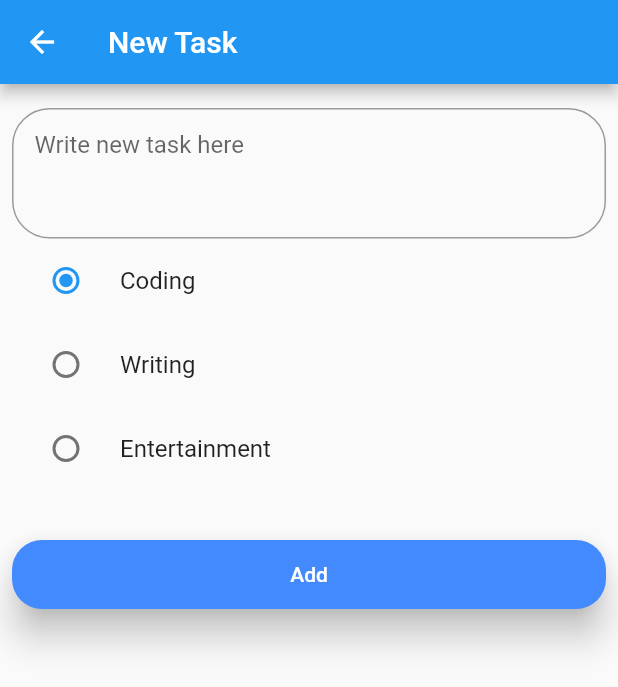
After one commit to nullptru/flutter_todolist, a Flutter app: the screen it shows after launch, after a tap on the "add" icon, on a phone screen of 412 x 824 dp. The commit adds this screen. Shown: the top 687 px of the screen. Run offline on Flutter 3.47's test engine with Material 2 defaults, Android fonts, the phone set to English and light mode, and no system bars.

Commit message:
feat: new task page

```diff
--- a/lib/main.dart
+++ b/lib/main.dart
@@ -1,7 +1,11 @@
+import 'package:base_form/screens/new_task.dart';
 import 'package:base_form/style.dart';
 import 'package:flutter/material.dart';
 
 import 'screens/home.dart';
+
+const HomeRoute = '/';
+const NewTaskRoute = '/new_route';
 
 void main() => runApp(App());
 
@@ -9,8 +13,12 @@ class App extends StatelessWidget {
   @override
   Widget build(BuildContext context) {
     return MaterialApp(
-      home: Home(),
       theme: _theme(),
+      initialRoute: HomeRoute,
+      routes: {
+        HomeRoute: (context) => Home(),
+        NewTaskRoute: (context) => NewTaskPane()
+      },
     );
   }
 }
--- a/lib/screens/home.dart
+++ b/lib/screens/home.dart
@@ -1,4 +1,5 @@
 
+import 'package:base_form/main.dart';
 import 'package:base_form/screens/task_list.dart';
 import 'package:flutter/material.dart';
 
@@ -10,7 +11,9 @@ class Home extends StatelessWidget {
       body: TaskList(),
       floatingActionButtonLocation: FloatingActionButtonLocation.centerFloat,
       floatingActionButton: FloatingActionButton(
-        onPressed: null,
+        onPressed: (){
+          Navigator.pushNamed(context, NewTaskRoute);
+        },
         child: Icon(Icons.add)
       ),
     );
--- /dev/null
+++ b/lib/screens/new_task.dart
@@ -0,0 +1,89 @@
+import 'package:flutter/material.dart';
+
+class NewTaskPane extends StatefulWidget {
+  @override
+  _NewTaskPaneState createState() => _NewTaskPaneState();
+}
+
+class _NewTaskPaneState extends State<NewTaskPane> {
+  final TextEditingController _controller = TextEditingController();
+  final List<String> radioValues = ["Coding", "Writing", "Entertainment"];
+  String category;
+
+  _changed(value) {
+    setState(() {
+      category = value;
+    });
+  }
+
+  @override
+  void initState() {
+    super.initState();
+    category = radioValues[0];
+  }
+
+  @override
+  Widget build(BuildContext context) {
+    return Scaffold(
+      appBar: AppBar(
+        title: Text('New Task'),
+      ),
+      body: Padding(
+        padding: EdgeInsets.only(top: 16.0, left: 8.0, right: 8.0),
+        child: Column(
+          children: <Widget>[
+            TextField(
+              controller: _controller,
+              maxLines: 3,
+              decoration: InputDecoration(
+                border: OutlineInputBorder(
+                  borderRadius: new BorderRadius.circular(25.0),
+                  borderSide: new BorderSide(
+                  ),
+                ),
+                contentPadding: new EdgeInsets.all(15.0),
+                hintText: "Write new task here",
+              ),
+            ),
+            Column(
+              children: <Widget>[]..addAll(radioValues.map((value) => RadioListTile<String>(
+                  title: Text(value),
+                  value: value,
+                  groupValue: category,
+                  onChanged: _changed
+                ))),
+            ),
+            Padding(
+              padding: EdgeInsets.only(top: 32.0),
+              child: Row(
+                children: <Widget>[
+                  Expanded(
+                    child: RaisedButton(
+                      color: Colors.blueAccent,
+                      //按钮的背景颜色
+                      padding: EdgeInsets.all(15.0),
+                      //按钮距离里面内容的内边距
+                      textColor: Colors.white,
+                      textTheme: ButtonTextTheme.normal,
+                      disabledTextColor: Colors.black54,
+                      disabledColor: Colors.black54,
+                      highlightColor: Colors.green,
+                      splashColor: Colors.amberAccent,
+                      colorBrightness: Brightness.light,
+                      elevation: 10.0,
+                      highlightElevation: 10.0,
+                      disabledElevation: 10.0,
+                      shape: RoundedRectangleBorder(borderRadius: BorderRadius.circular(20.0)),
+                      child: Text("Add"),
+                      onPressed: () {},
+                    ),
+                  ),
+                ],
+              ),
+            )
+          ],
+        ),
+      ),
+    );
+  }
+}
--- a/lib/screens/task_list.dart
+++ b/lib/screens/task_list.dart
@@ -8,7 +8,7 @@ class TaskList extends StatefulWidget {
 }
 
 class _TaskListState extends State<TaskList> {
-  List<Task> unFinishedTasks = [Task(), Task(), Task()];
+  List<Task> unFinishedTasks = [Task(content: '这是一个未完成的任务',category: 'design'), Task(content: '这是一个想要被完成的任务', category: 'coding'), Task()];
   List<Task> finishedTasks = [Task(finished: true)];
 
   Task getCurrentTask(index) {
```
